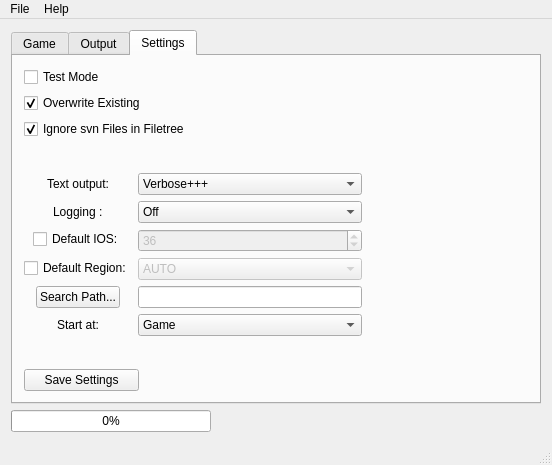
This is mainwindow.ui in giantpune/qtwitgui as Qt 5 draws it before an edit. The edited form follows.
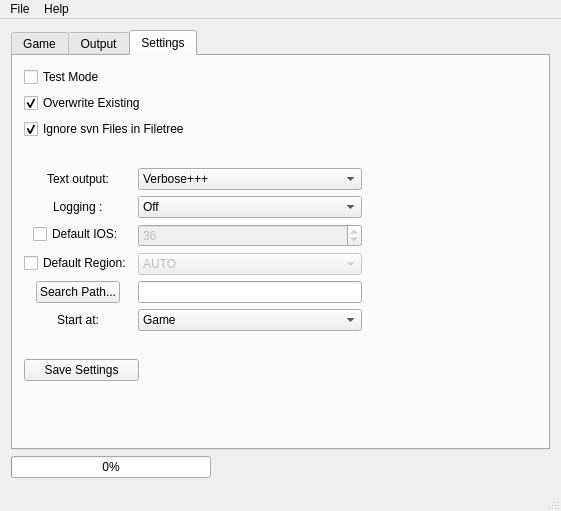
This is the edited form.

Commit message: * small changes to layout... * align "game IOS" text to the right * add verticle spacer to keep settings pretty when window is resized

```diff
--- a/mainwindow.ui
+++ b/mainwindow.ui
@@ -6,8 +6,8 @@
    <rect>
     <x>0</x>
     <y>0</y>
-    <width>552</width>
-    <height>465</height>
+    <width>561</width>
+    <height>511</height>
    </rect>
   </property>
   <property name="windowTitle">
@@ -785,8 +785,21 @@
           </property>
           <property name="sizeHint" stdset="0">
            <size>
-            <width>141</width>
-            <height>20</height>
+            <width>150</width>
+            <height>314</height>
+           </size>
+          </property>
+         </spacer>
+        </item>
+        <item row="1" column="0">
+         <spacer name="verticalSpacer">
+          <property name="orientation">
+           <enum>Qt::Vertical</enum>
+          </property>
+          <property name="sizeHint" stdset="0">
+           <size>
+            <width>20</width>
+            <height>40</height>
            </size>
           </property>
          </spacer>
@@ -802,7 +815,7 @@
     <rect>
      <x>0</x>
      <y>0</y>
-     <width>552</width>
+     <width>561</width>
      <height>25</height>
     </rect>
    </property>
```
Left out of the diff: 3 changed lines with no effect on the pictures.
